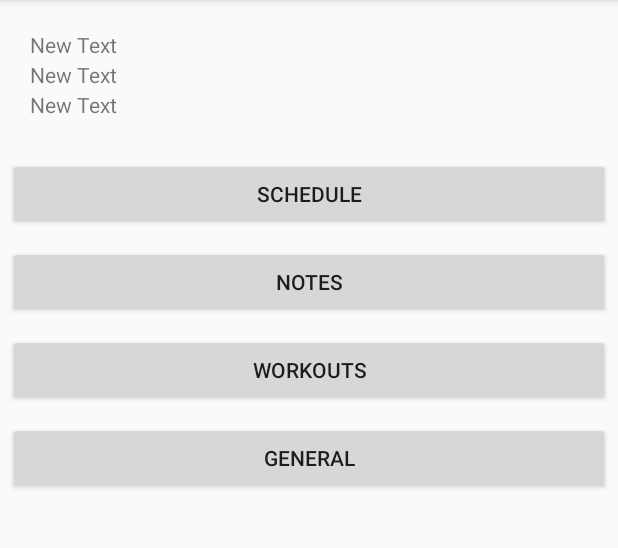
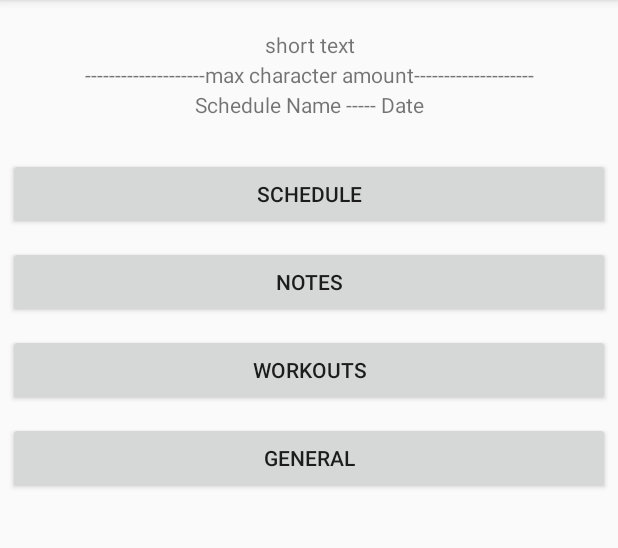
Before and after one commit to T-Graves/MyPDA, an Android app: the screen it shows after launch (MyPDAMainActivity), on a phone screen of 412 x 824 dp, the part 84-632 px from its top. Run offline under Robolectric (Android 15) with nearby library versions, the phone set to English and light mode, and no system bars.

Commit message:
Added placeholders for "top three schedule items" section

```diff
--- a/app/src/main/res/layout/main_menu_fragment.xml
+++ b/app/src/main/res/layout/main_menu_fragment.xml
@@ -14,23 +14,26 @@
         <TextView
             android:layout_width="match_parent"
             android:layout_height="20sp"
-            android:text="New Text"
+            android:text="short text"
             android:id="@+id/textView1"
-            android:layout_gravity="center_horizontal" />
+            android:layout_gravity="center_horizontal"
+            android:gravity="center" />
 
         <TextView
             android:layout_width="match_parent"
             android:layout_height="20sp"
-            android:text="New Text"
+            android:text="--------------------max character amount--------------------"
             android:id="@+id/textView2"
-            android:layout_gravity="center_horizontal" />
+            android:layout_gravity="center_horizontal"
+            android:gravity="center" />
 
         <TextView
             android:layout_width="match_parent"
             android:layout_height="20sp"
-            android:text="New Text"
+            android:text="Schedule Name ----- Date"
             android:id="@+id/textView3"
-            android:layout_gravity="center_horizontal" />
+            android:layout_gravity="center_horizontal"
+            android:gravity="center" />
 
     </LinearLayout>
 
```
